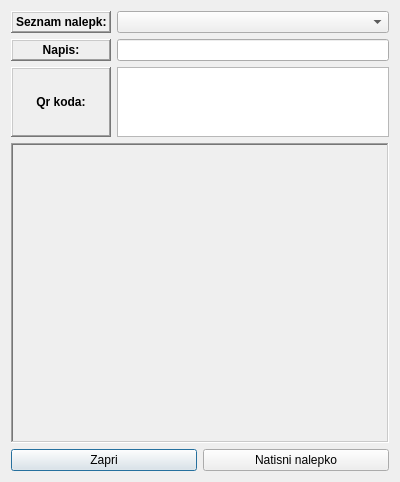
Old version of the form novanalepka.ui in the repository nejcSedo/PrintNalepk.
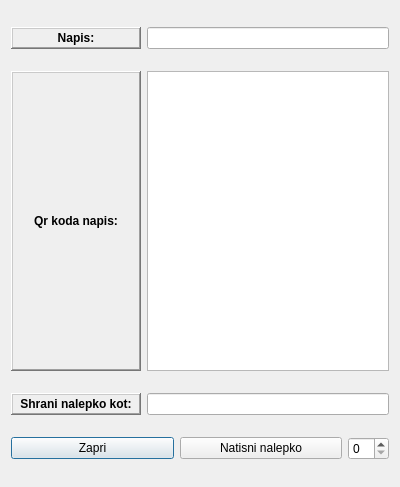
New version of the form.

What changed in the file:
```diff
--- a/novanalepka.ui
+++ b/novanalepka.ui
@@ -7,7 +7,7 @@
     <x>0</x>
     <y>0</y>
     <width>400</width>
-    <height>456</height>
+    <height>487</height>
    </rect>
   </property>
   <property name="windowTitle">
@@ -15,44 +15,12 @@
   </property>
   <layout class="QGridLayout" name="gridLayout">
    <item row="0" column="0">
-    <layout class="QHBoxLayout" name="horizontalLayout_3">
-     <item>
-      <widget class="QLabel" name="label_seznamNalepk">
-       <property name="maximumSize">
-        <size>
-         <width>100</width>
-         <height>16777215</height>
-        </size>
-       </property>
-       <property name="font">
-        <font>
-         <weight>75</weight>
-         <bold>true</bold>
-        </font>
-       </property>
-       <property name="frameShape">
-        <enum>QFrame::WinPanel</enum>
-       </property>
-       <property name="frameShadow">
-        <enum>QFrame::Raised</enum>
-       </property>
-       <property name="text">
-        <string>Seznam nalepk:</string>
-       </property>
-      </widget>
-     </item>
-     <item>
-      <widget class="QComboBox" name="comboBox_seznamNalepk"/>
-     </item>
-    </layout>
-   </item>
-   <item row="1" column="0">
     <layout class="QHBoxLayout" name="horizontalLayout_4">
      <item>
       <widget class="QLabel" name="label_napis">
        <property name="minimumSize">
         <size>
-         <width>100</width>
+         <width>130</width>
          <height>0</height>
         </size>
        </property>
@@ -81,13 +49,13 @@
      </item>
     </layout>
    </item>
-   <item row="2" column="0">
-    <layout class="QHBoxLayout" name="horizontalLayout">
+   <item row="1" column="0">
+    <layout class="QHBoxLayout" name="horizontalLayout_3">
      <item>
       <widget class="QLabel" name="label_qrNapis">
        <property name="minimumSize">
         <size>
-         <width>100</width>
+         <width>130</width>
          <height>0</height>
         </size>
        </property>
@@ -110,7 +78,7 @@
         <enum>QFrame::Raised</enum>
        </property>
        <property name="text">
-        <string>Qr koda:</string>
+        <string>Qr koda napis:</string>
        </property>
        <property name="alignment">
         <set>Qt::AlignCenter</set>
@@ -129,43 +97,42 @@
      </item>
     </layout>
    </item>
+   <item row="2" column="0">
+    <layout class="QHBoxLayout" name="horizontalLayout">
+     <item>
+      <widget class="QLabel" name="label">
+       <property name="minimumSize">
+        <size>
+         <width>130</width>
+         <height>0</height>
+        </size>
+       </property>
+       <property name="font">
+        <font>
+         <weight>75</weight>
+         <bold>true</bold>
+        </font>
+       </property>
+       <property name="frameShape">
+        <enum>QFrame::WinPanel</enum>
+       </property>
+       <property name="frameShadow">
+        <enum>QFrame::Raised</enum>
+       </property>
+       <property name="text">
+        <string>Shrani nalepko kot:</string>
+       </property>
+       <property name="alignment">
+        <set>Qt::AlignCenter</set>
+       </property>
+      </widget>
+     </item>
+     <item>
+      <widget class="QLineEdit" name="lineEdit_shrani"/>
+     </item>
+    </layout>
+   </item>
    <item row="3" column="0">
-    <widget class="QLabel" name="label_qrcode">
-     <property name="sizePolicy">
-      <sizepolicy hsizetype="Preferred" vsizetype="MinimumExpanding">
-       <horstretch>0</horstretch>
-       <verstretch>0</verstretch>
-      </sizepolicy>
-     </property>
-     <property name="minimumSize">
-      <size>
-       <width>0</width>
-       <height>300</height>
-      </size>
-     </property>
-     <property name="font">
-      <font>
-       <underline>false</underline>
-      </font>
-     </property>
-     <property name="autoFillBackground">
-      <bool>true</bool>
-     </property>
-     <property name="frameShape">
-      <enum>QFrame::WinPanel</enum>
-     </property>
-     <property name="frameShadow">
-      <enum>QFrame::Sunken</enum>
-     </property>
-     <property name="text">
-      <string/>
-     </property>
-     <property name="alignment">
-      <set>Qt::AlignCenter</set>
-     </property>
-    </widget>
-   </item>
-   <item row="4" column="0">
     <layout class="QHBoxLayout" name="horizontalLayout_2">
      <item>
       <widget class="QPushButton" name="pushButton_close">
@@ -184,6 +151,16 @@
        </property>
       </widget>
      </item>
+     <item>
+      <widget class="QSpinBox" name="spinBox_kopijePrint">
+       <property name="sizePolicy">
+        <sizepolicy hsizetype="Maximum" vsizetype="Fixed">
+         <horstretch>0</horstretch>
+         <verstretch>0</verstretch>
+        </sizepolicy>
+       </property>
+      </widget>
+     </item>
     </layout>
    </item>
   </layout>
```
Left out of the diff: 8 changed lines with no effect on the pictures.
